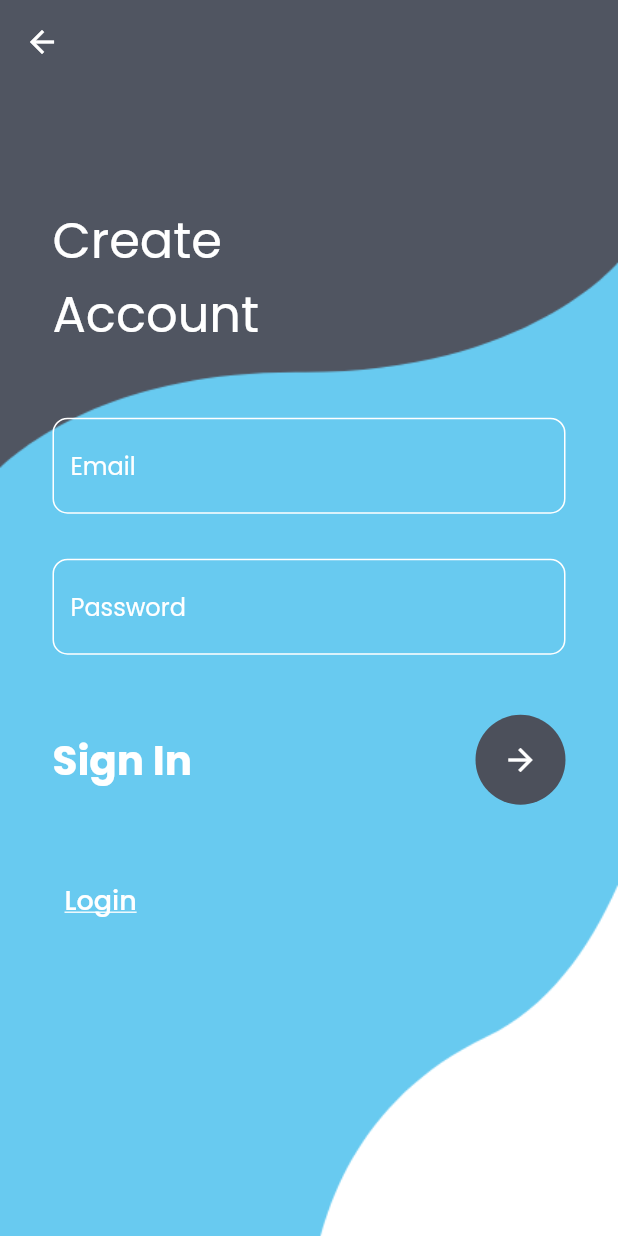
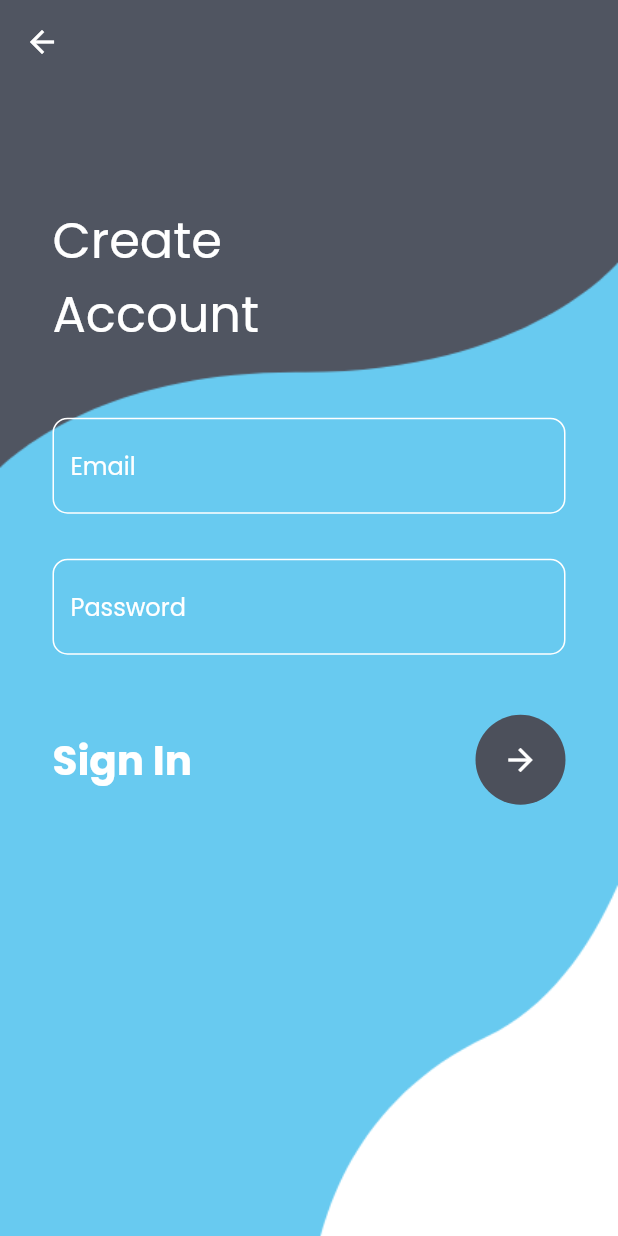
Before and after one commit to DanielKirkwood/you_choose, a Flutter app: the screen it shows after launch, after a tap on the "arrow forward" icon, after a tap on "Sign Up", on a phone screen of 412 x 824 dp. Run offline on Flutter 3.47's test engine with Material 2 defaults, Android fonts, the phone set to English and light mode, and no system bars; our stand-ins replace cloud_firestore, firebase_auth, firebase_core; accounts and stored records are empty; generated files the repository leaves out were written again.

Commit message:
[Bug Fix]: Registering users sent to home page when users register.

```diff
--- a/lib/src/screens/home_screen.dart
+++ b/lib/src/screens/home_screen.dart
@@ -103,6 +103,7 @@ class _HomeScreenState extends State<HomeScreen> {
       body: CustomScrollView(
         slivers: <Widget>[
           SliverAppBar(
+            automaticallyImplyLeading: false,
             forceElevated: true,
             elevation: 4,
             floating: true,
--- a/lib/src/screens/register_screen.dart
+++ b/lib/src/screens/register_screen.dart
@@ -18,6 +18,10 @@ class _RegisterScreenState extends State<RegisterScreen> {
 
   final AuthService _authService = AuthService();
 
+  void _goToHome() {
+    Navigator.pushNamed(context, '/');
+  }
+
   void _submit() async {
     setState(() => _isLoading = true);
     await Future.delayed(const Duration(seconds: 1));
@@ -31,6 +35,10 @@ class _RegisterScreenState extends State<RegisterScreen> {
       if (status != AuthResultStatus.successful) {
         String errorMsg = AuthService.generateExceptionMessage(status);
         createSnackBar(message: errorMsg, error: true, context: context);
+      }
+
+      if (status == AuthResultStatus.successful) {
+        _goToHome();
       }
     }
 
@@ -154,26 +162,6 @@ class _RegisterScreenState extends State<RegisterScreen> {
                           ),
                         ),
                       ]),
-                  const SizedBox(
-                    height: 40,
-                  ),
-                  Row(
-                      mainAxisAlignment: MainAxisAlignment.spaceBetween,
-                      children: [
-                        TextButton(
-                          onPressed: () {
-                            Navigator.pushNamed(context, '/login');
-                          },
-                          child: const Text(
-                            'Login',
-                            style: TextStyle(
-                              decoration: TextDecoration.underline,
-                              fontSize: 18,
-                              color: Colors.white,
-                            ),
-                          ),
-                        ),
-                      ]),
                 ]),
               ),
             ),
--- a/lib/src/services/auth.dart
+++ b/lib/src/services/auth.dart
@@ -14,10 +14,8 @@ class AuthService {
         stream: FirebaseAuth.instance.authStateChanges(),
         builder: (BuildContext context, AsyncSnapshot<User?> snapshot) {
           if (snapshot.hasData) {
-            print('logged in');
             return const HomeScreen();
           } else {
-            print('logged out');
             return const LoginScreen();
           }
         });
--- a/lib/src/widgets/search_filter_restaurants.dart
+++ b/lib/src/widgets/search_filter_restaurants.dart
@@ -171,6 +171,7 @@ class _SearchFilterRestaurantsState extends State<SearchFilterRestaurants> {
   @override
   Widget build(BuildContext context) {
     return AppBar(
+        automaticallyImplyLeading: false,
         title: Container(
           width: double.infinity,
           alignment: Alignment.center,
```
Lines whose indentation alone changed are shown as unchanged.
